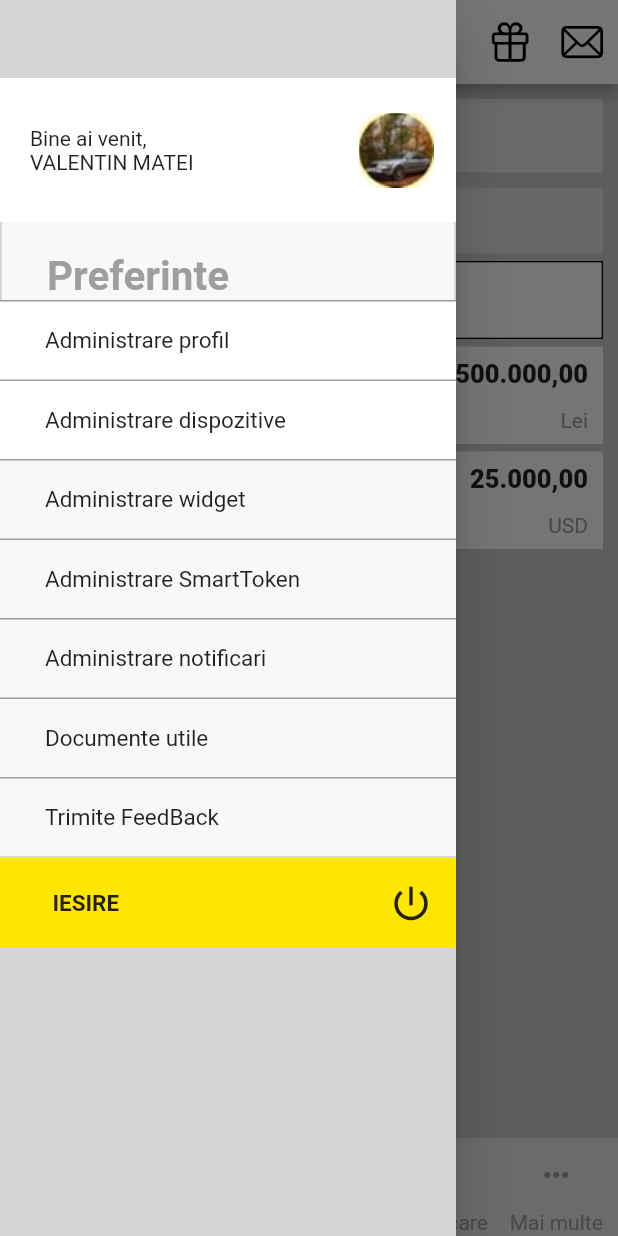
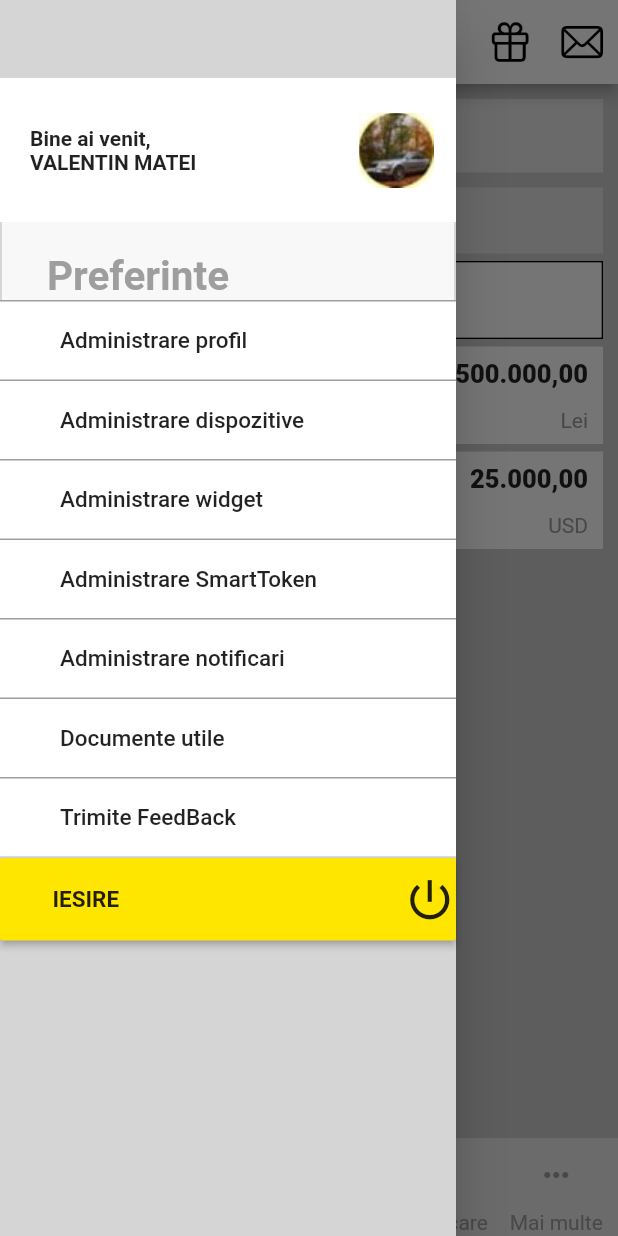
Before and after one commit to mateivalentin96/Flutter-IT, a Flutter app: the MainLayout screen opened by its route, with the side drawer open, on a phone screen of 412 x 824 dp. Run offline on Flutter 3.47's test engine with Material 2 defaults, Android fonts, the phone set to English and light mode, and no system bars; our stand-ins replace shared_preferences; accounts and stored records are empty.

Commit message:
Am modificat niste chestii

```diff
--- a/app/lib/CustomWidgets/Widgets_navigationDrawer/firstNavigationDrawer.dart
+++ b/app/lib/CustomWidgets/Widgets_navigationDrawer/firstNavigationDrawer.dart
@@ -17,7 +17,10 @@ class FirstNavigationDrawer extends StatelessWidget {
             child: Row(
               mainAxisAlignment: MainAxisAlignment.spaceBetween,
               children: [
-                Text('Bine ai venit,\nVALENTIN MATEI'),
+                Text(
+                  'Bine ai venit,\nVALENTIN MATEI',
+                  style: TextStyle(fontWeight: FontWeight.bold),
+                ),
               ],
             ),
           ),
--- a/app/lib/CustomWidgets/Widgets_navigationDrawer/lastNavigationDrawer.dart
+++ b/app/lib/CustomWidgets/Widgets_navigationDrawer/lastNavigationDrawer.dart
@@ -7,13 +7,18 @@ class LastNavigationDrawer extends StatelessWidget {
   Widget build(BuildContext context) {
     return Container(
       margin: EdgeInsets.fromLTRB(0, 1, 0, 0),
-      padding: EdgeInsets.fromLTRB(15, 15, 0, 15),
+      child: MaterialButton(
+        onPressed: () {
+          print('pressed');
+        },
+        padding: EdgeInsets.fromLTRB(15, 10, 0, 10),
         color: Color.fromARGB(255, 254, 230, 0),
         child: Row(
           mainAxisAlignment: MainAxisAlignment.spaceBetween,
           children: [
             Container(
               margin: EdgeInsets.fromLTRB(20, 0, 0, 0),
+              padding: EdgeInsets.fromLTRB(0, 0, 0, 0),
               child: Row(
                 mainAxisAlignment: MainAxisAlignment.spaceBetween,
                 children: [
@@ -25,18 +30,18 @@ class LastNavigationDrawer extends StatelessWidget {
               ),
             ),
             Container(
-            margin: EdgeInsets.fromLTRB(0, 0, 15, 0),
               child: Row(
                 children: [
                   Icon(
                     Icons.power_settings_new,
-                  size: 30,
+                    size: 35,
+                  )
+                ],
+              ),
             )
           ],
         ),
       ),
-        ],
-      ),
     );
   }
 }
--- a/app/lib/CustomWidgets/Widgets_navigationDrawer/thirdNavigationDrawer.dart
+++ b/app/lib/CustomWidgets/Widgets_navigationDrawer/thirdNavigationDrawer.dart
@@ -8,56 +8,14 @@ class GreyButtonNavDrawer extends StatelessWidget {
     return Container(
       color: Colors.grey,
       child: Column(
-        mainAxisAlignment: MainAxisAlignment.start,
-        crossAxisAlignment: CrossAxisAlignment.stretch,
-        children: [
+        children: const [
           PreferencesOption(name: 'Administrare profil'),
           PreferencesOption(name: 'Administrare dispozitive'),
-          Container(
-            color: Color.fromARGB(255, 248, 248, 248),
-            margin: EdgeInsets.fromLTRB(0, 1, 0, 0),
-            padding: EdgeInsets.fromLTRB(30, 17, 140, 17),
-            child: Text(
-              'Administrare widget',
-              style: TextStyle(fontSize: 15),
-            ),
-          ),
-          Container(
-            color: Color.fromARGB(255, 248, 248, 248),
-            margin: EdgeInsets.fromLTRB(0, 1, 0, 0),
-            padding: EdgeInsets.fromLTRB(30, 17, 102, 17),
-            child: Text(
-              'Administrare SmartToken',
-              style: TextStyle(fontSize: 15),
-            ),
-          ),
-          Container(
-            color: Color.fromARGB(255, 248, 248, 248),
-            margin: EdgeInsets.fromLTRB(0, 1, 0, 0),
-            padding: EdgeInsets.fromLTRB(30, 17, 125, 17),
-            child: Text(
-              'Administrare notificari',
-              style: TextStyle(fontSize: 15),
-            ),
-          ),
-          Container(
-            color: Color.fromARGB(255, 248, 248, 248),
-            margin: EdgeInsets.fromLTRB(0, 1, 0, 0),
-            padding: EdgeInsets.fromLTRB(30, 17, 165, 17),
-            child: Text(
-              'Documente utile',
-              style: TextStyle(fontSize: 15),
-            ),
-          ),
-          Container(
-            color: Color.fromARGB(255, 248, 248, 248),
-            margin: EdgeInsets.fromLTRB(0, 1, 0, 0),
-            padding: EdgeInsets.fromLTRB(30, 17, 155, 17),
-            child: Text(
-              'Trimite FeedBack',
-              style: TextStyle(fontSize: 15),
-            ),
-          ),
+          PreferencesOption(name: 'Administrare widget'),
+          PreferencesOption(name: 'Administrare SmartToken'),
+          PreferencesOption(name: 'Administrare notificari'),
+          PreferencesOption(name: 'Documente utile'),
+          PreferencesOption(name: 'Trimite FeedBack'),
         ],
       ),
     );
@@ -76,12 +34,19 @@ class PreferencesOption extends StatelessWidget {
   Widget build(BuildContext context) {
     return Container(
       color: Colors.white,
+      alignment: Alignment.centerLeft,
       margin: EdgeInsets.fromLTRB(0, 1, 0, 0),
-      padding: EdgeInsets.fromLTRB(30, 17, 15, 17),
-      child: Text(
-        name,
-        softWrap: true,
-        style: TextStyle(fontSize: 15),
+      child: MaterialButton(
+        onPressed: () {},
+        padding: EdgeInsets.fromLTRB(40, 17, 50, 17),
+        child: Text(
+          name,
+          softWrap: true,
+          style: TextStyle(
+            fontSize: 15,
+          ),
+          textAlign: TextAlign.left,
+        ),
       ),
     );
   }
--- a/app/lib/Layouts/MainLayout.dart
+++ b/app/lib/Layouts/MainLayout.dart
@@ -25,9 +25,7 @@ class MainLayout extends StatelessWidget {
         leading: Builder(
           builder: (BuildContext context) {
             return MaterialButton(
-              child: Ink(
-                width: 35,
-                height: 35,
+              child: Container(
                 decoration: BoxDecoration(
                   image: DecorationImage(
                     image: AssetImage('images/logo_myPicture.jpg'),
@@ -43,9 +41,8 @@ class MainLayout extends StatelessWidget {
         centerTitle: true,
         backgroundColor: Colors.white,
         title: Container(
-          color: Colors.red,
           child: Row(
-            mainAxisAlignment: MainAxisAlignment.spaceBetween,
+            mainAxisAlignment: MainAxisAlignment.center,
             children: [
               Row(
                 children: [
```
Lines whose indentation alone changed are shown as unchanged.
